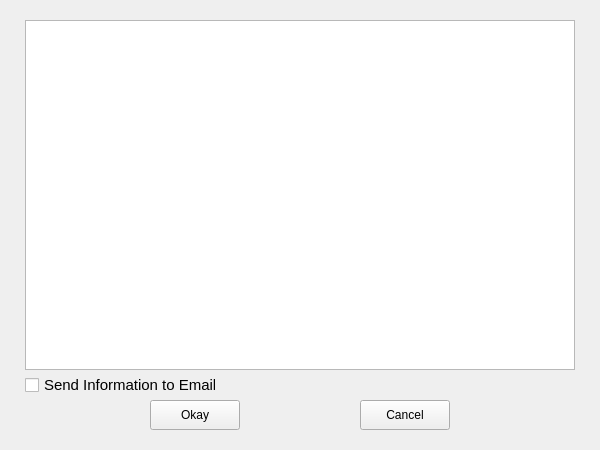
Qt form Student_Information_GUI.ui (jevrii/comp3278-face-recognition) before a commit.
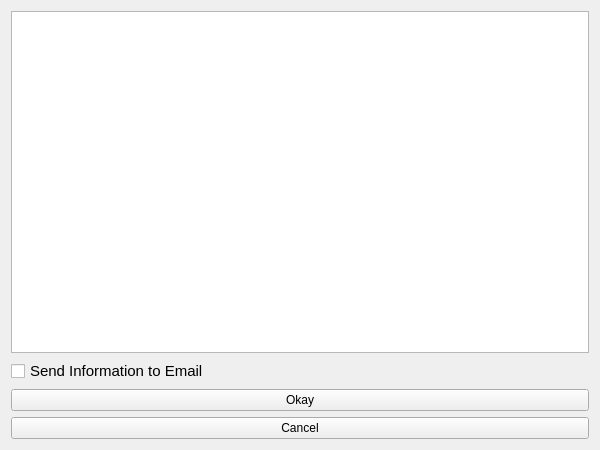
The same form after that commit.

Patch:
```diff
--- a/Student_Information_GUI.ui
+++ b/Student_Information_GUI.ui
@@ -19,15 +19,12 @@
   <property name="windowTitle">
    <string>Form</string>
   </property>
+  <layout class="QVBoxLayout" name="verticalLayout">
+   <item>
+    <widget class="QTextBrowser" name="info_of_student"/>
+   </item>
+   <item>
   <widget class="QCheckBox" name="sendtoemail">
-   <property name="geometry">
-    <rect>
-     <x>25</x>
-     <y>375</y>
-     <width>191</width>
-     <height>20</height>
-    </rect>
-   </property>
    <property name="font">
     <font>
      <pointsize>11</pointsize>
@@ -37,42 +34,22 @@
     <string>Send Information to Email</string>
    </property>
   </widget>
+   </item>
+   <item>
   <widget class="QPushButton" name="okay_info">
-   <property name="geometry">
-    <rect>
-     <x>150</x>
-     <y>400</y>
-     <width>90</width>
-     <height>30</height>
-    </rect>
-   </property>
    <property name="text">
     <string>Okay</string>
    </property>
   </widget>
+   </item>
+   <item>
   <widget class="QPushButton" name="cancel_info">
-   <property name="geometry">
-    <rect>
-     <x>360</x>
-     <y>400</y>
-     <width>90</width>
-     <height>30</height>
-    </rect>
-   </property>
    <property name="text">
     <string>Cancel</string>
    </property>
   </widget>
-  <widget class="QTextBrowser" name="info_of_student">
-   <property name="geometry">
-    <rect>
-     <x>25</x>
-     <y>20</y>
-     <width>550</width>
-     <height>350</height>
-    </rect>
-   </property>
-  </widget>
+   </item>
+  </layout>
  </widget>
  <resources/>
  <connections/>
```
Left out of the diff: 2 changed lines with no effect on the pictures. Lines whose indentation alone changed are shown as unchanged.
